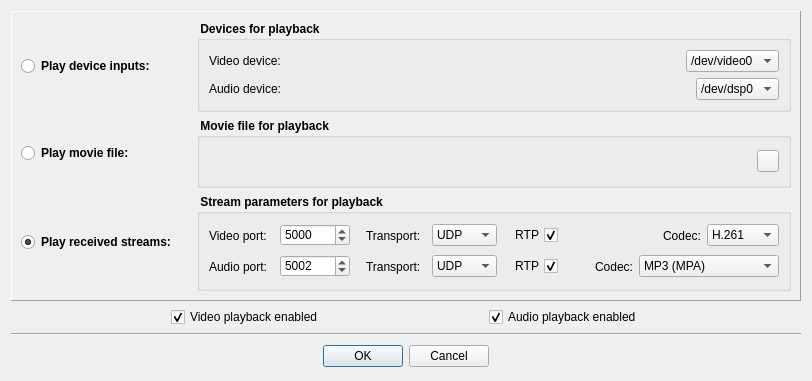
First picture: the form in Homer/forms/Dialogs/OpenVideoAudioPreviewDialog.ui, repository Homer-Conferencing/Homer-Conferencing, before the edit.
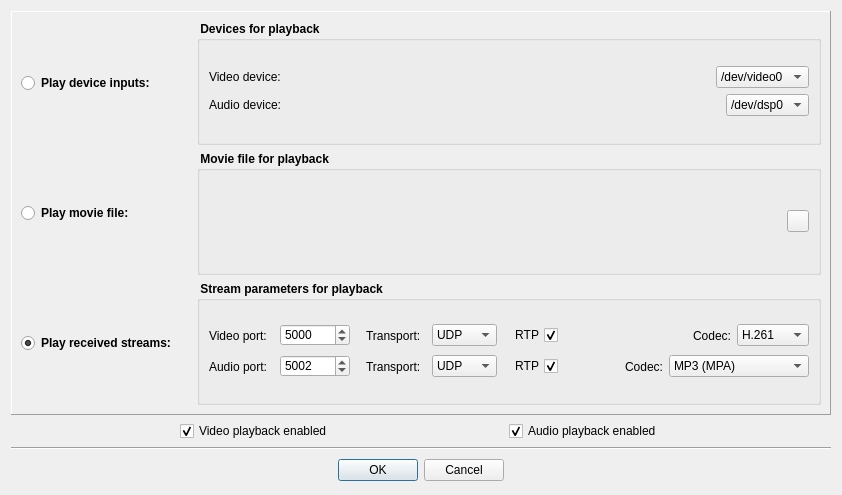
Second picture: the form after the edit. Icons and pictures are not drawn.

Commit message: - set GUI font sizes depending on system settings

```diff
--- a/Homer/forms/Dialogs/OpenVideoAudioPreviewDialog.ui
+++ b/Homer/forms/Dialogs/OpenVideoAudioPreviewDialog.ui
@@ -6,8 +6,8 @@
    <rect>
     <x>0</x>
     <y>0</y>
-    <width>812</width>
-    <height>381</height>
+    <width>842</width>
+    <height>495</height>
    </rect>
   </property>
   <property name="sizePolicy">
@@ -127,7 +127,6 @@
                 <widget class="QComboBox" name="mCbDeviceVideo">
                  <property name="font">
                   <font>
-                   <pointsize>9</pointsize>
                    <weight>50</weight>
                    <bold>false</bold>
                   </font>
@@ -185,7 +184,6 @@
                 <widget class="QComboBox" name="mCbDeviceAudio">
                  <property name="font">
                   <font>
-                   <pointsize>9</pointsize>
                    <weight>50</weight>
                    <bold>false</bold>
                   </font>
@@ -373,7 +371,6 @@
                  </property>
                  <property name="font">
                   <font>
-                   <pointsize>9</pointsize>
                    <weight>50</weight>
                    <bold>false</bold>
                   </font>
@@ -399,7 +396,6 @@
                  </property>
                  <property name="font">
                   <font>
-                   <pointsize>9</pointsize>
                    <weight>50</weight>
                    <bold>false</bold>
                   </font>
@@ -453,7 +449,6 @@
                  </property>
                  <property name="font">
                   <font>
-                   <pointsize>9</pointsize>
                    <weight>50</weight>
                    <bold>false</bold>
                   </font>
@@ -479,7 +474,6 @@
                  </property>
                  <property name="font">
                   <font>
-                   <pointsize>9</pointsize>
                    <weight>50</weight>
                    <bold>false</bold>
                   </font>
@@ -538,7 +532,6 @@
                  </property>
                  <property name="font">
                   <font>
-                   <pointsize>9</pointsize>
                    <weight>50</weight>
                    <bold>false</bold>
                   </font>
@@ -586,7 +579,6 @@
                  </property>
                  <property name="font">
                   <font>
-                   <pointsize>9</pointsize>
                    <weight>50</weight>
                    <bold>false</bold>
                   </font>
@@ -600,7 +592,6 @@
                 <widget class="QComboBox" name="mCbCodecVideo">
                  <property name="font">
                   <font>
-                   <pointsize>9</pointsize>
                    <weight>50</weight>
                    <bold>false</bold>
                   </font>
@@ -655,7 +646,6 @@
                  </property>
                  <property name="font">
                   <font>
-                   <pointsize>9</pointsize>
                    <weight>50</weight>
                    <bold>false</bold>
                   </font>
@@ -681,7 +671,6 @@
                  </property>
                  <property name="font">
                   <font>
-                   <pointsize>9</pointsize>
                    <weight>50</weight>
                    <bold>false</bold>
                   </font>
@@ -735,7 +724,6 @@
                  </property>
                  <property name="font">
                   <font>
-                   <pointsize>9</pointsize>
                    <weight>50</weight>
                    <bold>false</bold>
                   </font>
@@ -761,7 +749,6 @@
                  </property>
                  <property name="font">
                   <font>
-                   <pointsize>9</pointsize>
                    <weight>50</weight>
                    <bold>false</bold>
                   </font>
@@ -820,7 +807,6 @@
                  </property>
                  <property name="font">
                   <font>
-                   <pointsize>9</pointsize>
                    <weight>50</weight>
                    <bold>false</bold>
                   </font>
@@ -868,7 +854,6 @@
                  </property>
                  <property name="font">
                   <font>
-                   <pointsize>9</pointsize>
                    <weight>50</weight>
                    <bold>false</bold>
                   </font>
@@ -882,7 +867,6 @@
                 <widget class="QComboBox" name="mCbCodecAudio">
                  <property name="font">
                   <font>
-                   <pointsize>9</pointsize>
                    <weight>50</weight>
                    <bold>false</bold>
                   </font>
@@ -962,11 +946,6 @@
      </item>
      <item>
       <widget class="QCheckBox" name="mCbVideoEnabled">
-       <property name="font">
-        <font>
-         <pointsize>9</pointsize>
-        </font>
-       </property>
        <property name="text">
         <string>Video playback enabled</string>
        </property>
@@ -990,11 +969,6 @@
      </item>
      <item>
       <widget class="QCheckBox" name="mCbAudioEnabled">
-       <property name="font">
-        <font>
-         <pointsize>9</pointsize>
-        </font>
-       </property>
        <property name="text">
         <string>Audio playback enabled</string>
        </property>
```
The commit also changes 13 other files.
